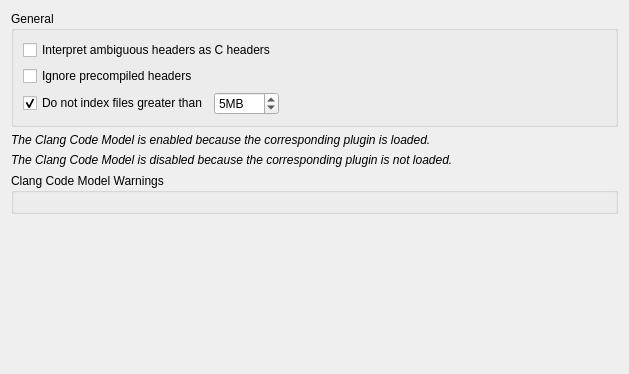
Old version of the form src/plugins/cpptools/cppcodemodelsettingspage.ui in the repository qt-creator/qt-creator.
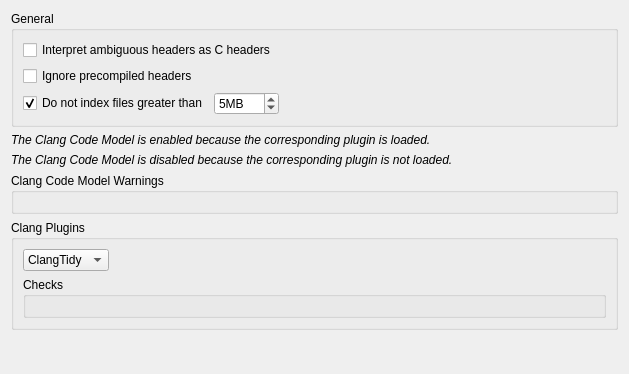
New version of the form.

Commit message:
Clang: add clang plugins checks to code model settings
Add UI controls to change settings and apply them
together with warnings and command line options.
Current settings are not very flexible but should be
easy to test and use without reading tidy/clazy help.

```diff
--- a/src/plugins/cpptools/cppcodemodelsettingspage.ui
+++ b/src/plugins/cpptools/cppcodemodelsettingspage.ui
@@ -108,6 +108,43 @@
      <layout class="QVBoxLayout" name="verticalLayout_3"/>
     </widget>
    </item>
+   <item>
+    <widget class="QGroupBox" name="clangPlugins">
+     <property name="title">
+      <string>Clang Plugins</string>
+     </property>
+     <layout class="QVBoxLayout" name="verticalLayout_6">
+      <item>
+       <widget class="QComboBox" name="pluginSelection">
+        <property name="sizePolicy">
+         <sizepolicy hsizetype="Fixed" vsizetype="Fixed">
+          <horstretch>0</horstretch>
+          <verstretch>0</verstretch>
+         </sizepolicy>
+        </property>
+        <item>
+         <property name="text">
+          <string>ClangTidy</string>
+         </property>
+        </item>
+        <item>
+         <property name="text">
+          <string>Clazy</string>
+         </property>
+        </item>
+       </widget>
+      </item>
+      <item>
+       <widget class="QGroupBox" name="pluginChecks">
+        <property name="title">
+         <string>Checks</string>
+        </property>
+        <layout class="QVBoxLayout" name="verticalLayout_5"/>
+       </widget>
+      </item>
+     </layout>
+    </widget>
+   </item>
    <item>
     <spacer name="verticalSpacer">
      <property name="orientation">
```
The commit also changes 11 other files.
